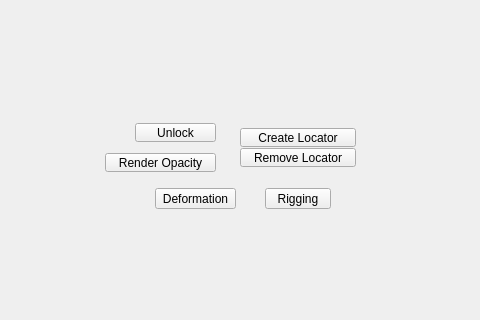
Old version of the form tentacle/ui/rigging#submenu.ui in the repository m3trik/tentacle; both pictures show x 0 to 480 and y 102 to 422 of the 600 by 600 pixel window.
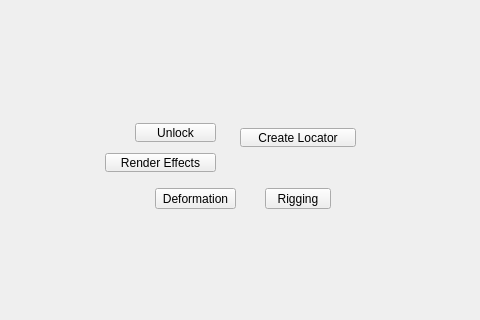
New version of the form. Custom widgets are drawn as their Qt base class.

Patch:
```diff
--- a/tentacle/ui/rigging#submenu.ui
+++ b/tentacle/ui/rigging#submenu.ui
@@ -114,34 +114,6 @@
      <bool>false</bool>
     </property>
    </widget>
-   <widget class="QPushButton" name="b003">
-    <property name="geometry">
-     <rect>
-      <x>240</x>
-      <y>250</y>
-      <width>116</width>
-      <height>19</height>
-     </rect>
-    </property>
-    <property name="minimumSize">
-     <size>
-      <width>0</width>
-      <height>19</height>
-     </size>
-    </property>
-    <property name="maximumSize">
-     <size>
-      <width>16777215</width>
-      <height>19</height>
-     </size>
-    </property>
-    <property name="toolTip">
-     <string>Remove locators from the selected object(s).</string>
-    </property>
-    <property name="text">
-     <string>Remove Locator</string>
-    </property>
-   </widget>
    <widget class="MenuButton" name="i020">
     <property name="geometry">
      <rect>
@@ -197,7 +169,7 @@
 Create, keyframe-fade, and remove per-object opacity controllers.</string>
     </property>
     <property name="text">
-     <string>Render Opacity</string>
+     <string>Render Effects</string>
     </property>
    </widget>
    <widget class="PushButton" name="tb004">
```
Left out of the diff: 5 changed lines with no effect on the pictures.
